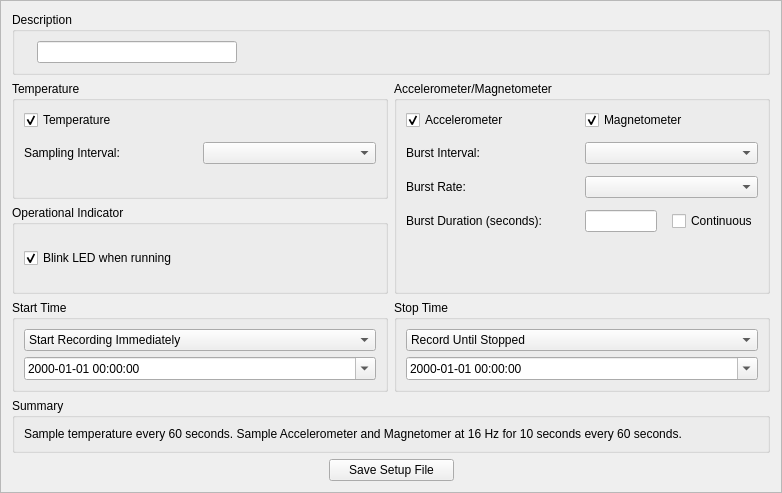
Above: gui/designer_files/setup.ui from LowellInstruments/Domino before the change. Below: the same form after it.
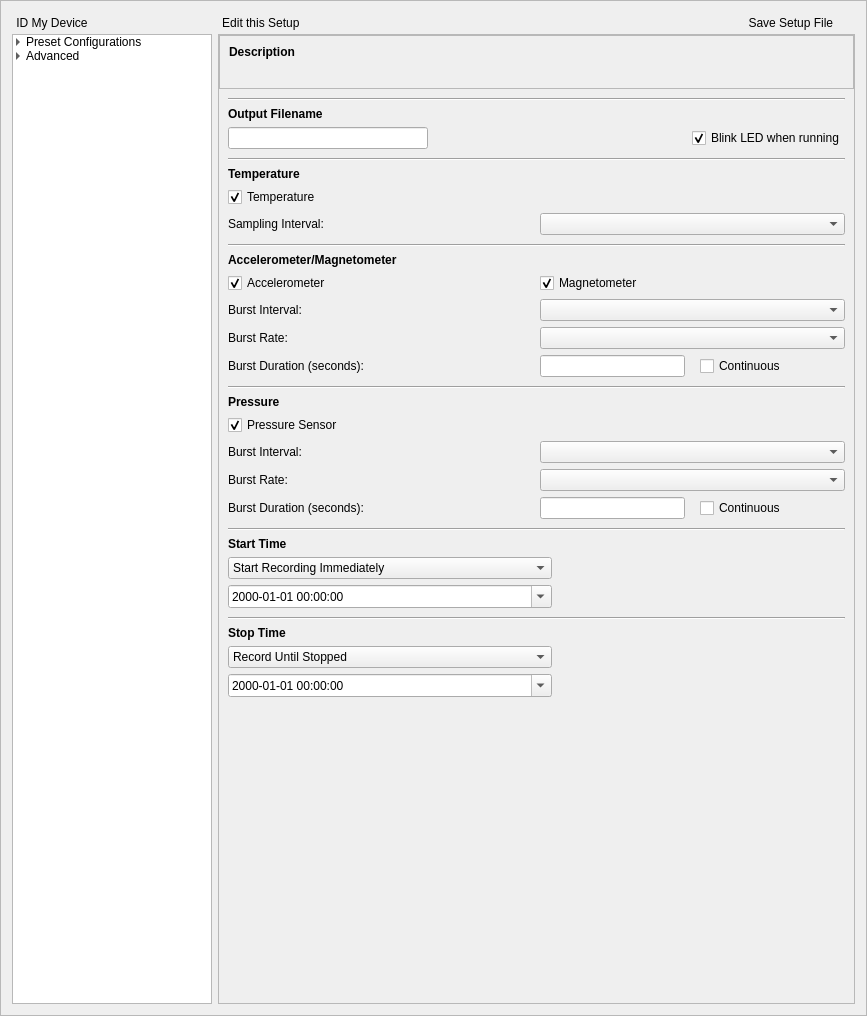
That is the form after the change. Icons and pictures are not drawn.

Commit message: reworks the setup file screen to have a tree on the left side with preset options. Pressure will also be supported

```diff
--- a/gui/designer_files/setup.ui
+++ b/gui/designer_files/setup.ui
@@ -6,8 +6,8 @@
    <rect>
     <x>0</x>
     <y>0</y>
-    <width>782</width>
-    <height>493</height>
+    <width>867</width>
+    <height>1016</height>
    </rect>
   </property>
   <property name="windowTitle">
@@ -19,21 +19,203 @@
   <property name="frameShadow">
    <enum>QFrame::Raised</enum>
   </property>
-  <layout class="QGridLayout" name="gridLayout" rowstretch="2,4,3,2,1,0">
-   <item row="0" column="0" colspan="2">
-    <widget class="QGroupBox" name="groupBox_6">
-     <property name="title">
-      <string>Description</string>
-     </property>
-     <layout class="QHBoxLayout" name="horizontalLayout">
+  <layout class="QGridLayout" name="gridLayout" columnstretch="0,1">
+   <property name="verticalSpacing">
+    <number>0</number>
+   </property>
+   <item row="0" column="0">
+    <layout class="QHBoxLayout" name="horizontalLayout_5" stretch="0,1">
+     <property name="spacing">
+      <number>0</number>
+     </property>
       <item>
-       <widget class="QLabel" name="label_12">
+      <widget class="QPushButton" name="pushButton_scan">
+       <property name="sizePolicy">
+        <sizepolicy hsizetype="Maximum" vsizetype="Fixed">
+         <horstretch>0</horstretch>
+         <verstretch>0</verstretch>
+        </sizepolicy>
+       </property>
         <property name="text">
-         <string/>
-        </property>
+        <string>ID My Device</string>
+       </property>
+       <property name="icon">
+        <iconset resource="icons.qrc">
+         <normaloff>:/icons/icons/search.png</normaloff>:/icons/icons/search.png</iconset>
+       </property>
+       <property name="iconSize">
+        <size>
+         <width>30</width>
+         <height>30</height>
+        </size>
+       </property>
+       <property name="flat">
+        <bool>true</bool>
+       </property>
        </widget>
       </item>
       <item>
+      <spacer name="horizontalSpacer_5">
+       <property name="orientation">
+        <enum>Qt::Horizontal</enum>
+       </property>
+       <property name="sizeType">
+        <enum>QSizePolicy::Preferred</enum>
+       </property>
+      </spacer>
+     </item>
+    </layout>
+   </item>
+   <item row="1" column="0">
+    <widget class="QTreeWidget" name="treeWidget">
+     <property name="sizePolicy">
+      <sizepolicy hsizetype="Fixed" vsizetype="Expanding">
+       <horstretch>0</horstretch>
+       <verstretch>0</verstretch>
+      </sizepolicy>
+     </property>
+     <property name="minimumSize">
+      <size>
+       <width>200</width>
+       <height>0</height>
+      </size>
+     </property>
+     <property name="maximumSize">
+      <size>
+       <width>200</width>
+       <height>16777215</height>
+      </size>
+     </property>
+     <property name="indentation">
+      <number>10</number>
+     </property>
+     <attribute name="headerVisible">
+      <bool>false</bool>
+     </attribute>
+     <column>
+      <property name="text">
+       <string>Column</string>
+      </property>
+     </column>
+     <item>
+      <property name="text">
+       <string>Preset Configurations</string>
+      </property>
+      <item>
+       <property name="text">
+        <string>Current Meter</string>
+       </property>
+       <item>
+        <property name="text">
+         <string>Standard</string>
+        </property>
+       </item>
+       <item>
+        <property name="text">
+         <string>Battery Saver</string>
+        </property>
+       </item>
+       <item>
+        <property name="text">
+         <string>Energetic</string>
+        </property>
+       </item>
+      </item>
+      <item>
+       <property name="text">
+        <string>Current Meter w/ Pressure</string>
+       </property>
+       <item>
+        <property name="text">
+         <string>Standard</string>
+        </property>
+       </item>
+       <item>
+        <property name="text">
+         <string>Battery Saver</string>
+        </property>
+       </item>
+       <item>
+        <property name="text">
+         <string>Pressure Only</string>
+        </property>
+       </item>
+      </item>
+      <item>
+       <property name="text">
+        <string>Data Logger</string>
+       </property>
+       <item>
+        <property name="text">
+         <string>Orientation</string>
+        </property>
+       </item>
+       <item>
+        <property name="text">
+         <string>Drop Detection</string>
+        </property>
+       </item>
+      </item>
+     </item>
+     <item>
+      <property name="text">
+       <string>Advanced</string>
+      </property>
+      <item>
+       <property name="text">
+        <string>New Custom Setup</string>
+       </property>
+      </item>
+     </item>
+    </widget>
+   </item>
+   <item row="1" column="1">
+    <widget class="QScrollArea" name="scrollArea">
+     <property name="widgetResizable">
+      <bool>true</bool>
+     </property>
+     <widget class="QWidget" name="scrollAreaWidgetContents">
+      <property name="geometry">
+       <rect>
+        <x>0</x>
+        <y>0</y>
+        <width>634</width>
+        <height>949</height>
+       </rect>
+      </property>
+      <layout class="QGridLayout" name="gridLayout_10">
+       <property name="leftMargin">
+        <number>0</number>
+       </property>
+       <property name="topMargin">
+        <number>0</number>
+       </property>
+       <property name="rightMargin">
+        <number>0</number>
+       </property>
+       <property name="bottomMargin">
+        <number>0</number>
+       </property>
+       <property name="spacing">
+        <number>0</number>
+       </property>
+       <item row="7" column="1" colspan="2">
+        <spacer name="verticalSpacer">
+         <property name="orientation">
+          <enum>Qt::Vertical</enum>
+         </property>
+         <property name="sizeHint" stdset="0">
+          <size>
+           <width>20</width>
+           <height>40</height>
+          </size>
+         </property>
+        </spacer>
+       </item>
+       <item row="1" column="1" colspan="2">
+        <widget class="QFrame" name="frame_6">
+         <layout class="QGridLayout" name="gridLayout_3">
+          <item row="2" column="0">
        <widget class="QLineEdit" name="lineEdit_file_name">
         <property name="sizePolicy">
          <sizepolicy hsizetype="Fixed" vsizetype="Fixed">
@@ -58,7 +240,7 @@
         </property>
        </widget>
       </item>
-      <item>
+          <item row="2" column="1">
        <spacer name="horizontalSpacer">
         <property name="orientation">
          <enum>Qt::Horizontal</enum>
@@ -71,64 +253,72 @@
         </property>
        </spacer>
       </item>
+          <item row="2" column="2">
+           <widget class="QCheckBox" name="checkBox_led">
+            <property name="text">
+             <string>Blink LED when running</string>
+            </property>
+            <property name="checked">
+             <bool>true</bool>
+            </property>
+           </widget>
+          </item>
+          <item row="1" column="0" colspan="3">
+           <widget class="QLabel" name="label">
+            <property name="font">
+             <font>
+              <weight>75</weight>
+              <bold>true</bold>
+             </font>
+            </property>
+            <property name="text">
+             <string>Output Filename</string>
+            </property>
+           </widget>
+          </item>
+          <item row="0" column="0" colspan="3">
+           <widget class="Line" name="line_5">
+            <property name="orientation">
+             <enum>Qt::Horizontal</enum>
+            </property>
+           </widget>
+          </item>
      </layout>
     </widget>
    </item>
-   <item row="1" column="0">
-    <widget class="QGroupBox" name="groupBox">
-     <property name="title">
-      <string>Temperature</string>
-     </property>
-     <layout class="QGridLayout" name="gridLayout_4" columnstretch="1,1">
-      <property name="verticalSpacing">
-       <number>12</number>
-      </property>
-      <item row="1" column="1">
-       <widget class="QComboBox" name="comboBox_temp_interval"/>
-      </item>
-      <item row="1" column="0">
-       <widget class="QLabel" name="label_5">
-        <property name="text">
-         <string>Sampling Interval:</string>
-        </property>
-        <property name="buddy">
-         <cstring>comboBox_temp_interval</cstring>
-        </property>
-       </widget>
-      </item>
-      <item row="2" column="0">
-       <spacer name="verticalSpacer">
+       <item row="5" column="1" colspan="2">
+        <widget class="QFrame" name="frame_3">
+         <layout class="QGridLayout" name="gridLayout_6" columnstretch="1,1">
+          <property name="topMargin">
+           <number>0</number>
+          </property>
+          <item row="3" column="1">
+           <spacer name="horizontalSpacer_4">
         <property name="orientation">
-         <enum>Qt::Vertical</enum>
+             <enum>Qt::Horizontal</enum>
         </property>
         <property name="sizeHint" stdset="0">
          <size>
-          <width>20</width>
-          <height>40</height>
+              <width>40</width>
+              <height>20</height>
          </size>
         </property>
        </spacer>
       </item>
-      <item row="0" column="0" colspan="2">
-       <widget class="QCheckBox" name="checkBox_temperature">
-        <property name="text">
-         <string>Temperature</string>
-        </property>
-        <property name="checked">
+          <item row="4" column="0">
+           <widget class="QDateTimeEdit" name="dateTimeEdit_start_time">
+            <property name="enabled">
+             <bool>true</bool>
+            </property>
+            <property name="displayFormat">
+             <string>yyyy-MM-dd HH:mm:ss</string>
+            </property>
+            <property name="calendarPopup">
          <bool>true</bool>
         </property>
-       </widget>
-      </item>
-     </layout>
     </widget>
    </item>
    <item row="3" column="0">
-    <widget class="QGroupBox" name="groupBox_3">
-     <property name="title">
-      <string>Start Time</string>
-     </property>
-     <layout class="QGridLayout" name="gridLayout_6">
-      <item row="0" column="0">
        <widget class="QComboBox" name="comboBox_start_time">
         <item>
          <property name="text">
@@ -142,29 +332,36 @@
         </item>
        </widget>
       </item>
-      <item row="1" column="0">
-       <widget class="QDateTimeEdit" name="dateTimeEdit_start_time">
-        <property name="enabled">
-         <bool>true</bool>
-        </property>
-        <property name="displayFormat">
-         <string>yyyy-MM-dd HH:mm:ss</string>
-        </property>
-        <property name="calendarPopup">
-         <bool>true</bool>
+          <item row="2" column="0">
+           <widget class="QLabel" name="label_4">
+            <property name="font">
+             <font>
+              <weight>75</weight>
+              <bold>true</bold>
+             </font>
+            </property>
+            <property name="text">
+             <string>Start Time</string>
+            </property>
+           </widget>
+          </item>
+          <item row="1" column="0" colspan="2">
+           <widget class="Line" name="line_3">
+            <property name="orientation">
+             <enum>Qt::Horizontal</enum>
         </property>
        </widget>
       </item>
      </layout>
     </widget>
    </item>
-   <item row="3" column="1">
-    <widget class="QGroupBox" name="groupBox_4">
-     <property name="title">
-      <string>Stop Time</string>
-     </property>
-     <layout class="QGridLayout" name="gridLayout_7">
-      <item row="0" column="0">
+       <item row="6" column="1" colspan="2">
+        <widget class="QFrame" name="frame_4">
+         <layout class="QGridLayout" name="gridLayout_7" columnstretch="1,1">
+          <property name="topMargin">
+           <number>0</number>
+          </property>
+          <item row="3" column="0">
        <widget class="QComboBox" name="comboBox_end_time">
         <item>
          <property name="text">
@@ -178,7 +375,7 @@
         </item>
        </widget>
       </item>
-      <item row="1" column="0">
+          <item row="4" column="0">
        <widget class="QDateTimeEdit" name="dateTimeEdit_end_time">
         <property name="enabled">
          <bool>true</bool>
@@ -191,38 +388,7 @@
         </property>
        </widget>
       </item>
-     </layout>
-    </widget>
-   </item>
-   <item row="5" column="0" colspan="2">
-    <layout class="QHBoxLayout" name="horizontalLayout_2">
-     <item>
-      <spacer name="horizontalSpacer_2">
-       <property name="orientation">
-        <enum>Qt::Horizontal</enum>
-       </property>
-       <property name="sizeHint" stdset="0">
-        <size>
-         <width>40</width>
-         <height>20</height>
-        </size>
-       </property>
-      </spacer>
-     </item>
-     <item>
-      <widget class="QPushButton" name="pushButton_save">
-       <property name="minimumSize">
-        <size>
-         <width>125</width>
-         <height>0</height>
-        </size>
-       </property>
-       <property name="text">
-        <string>Save Setup File</string>
-       </property>
-      </widget>
-     </item>
-     <item>
+          <item row="4" column="1">
       <spacer name="horizontalSpacer_3">
        <property name="orientation">
         <enum>Qt::Horizontal</enum>
@@ -235,56 +401,220 @@
        </property>
       </spacer>
      </item>
-    </layout>
-   </item>
-   <item row="4" column="0" colspan="2">
-    <widget class="QGroupBox" name="groupBox_5">
-     <property name="title">
-      <string>Summary</string>
-     </property>
-     <layout class="QGridLayout" name="gridLayout_8">
-      <item row="0" column="0">
+          <item row="1" column="0" colspan="2">
+           <widget class="Line" name="line_4">
+            <property name="orientation">
+             <enum>Qt::Horizontal</enum>
+            </property>
+           </widget>
+          </item>
+          <item row="2" column="0" colspan="2">
+           <widget class="QLabel" name="label_9">
+            <property name="font">
+             <font>
+              <weight>75</weight>
+              <bold>true</bold>
+             </font>
+            </property>
+            <property name="text">
+             <string>Stop Time</string>
+            </property>
+           </widget>
+          </item>
+         </layout>
+        </widget>
+       </item>
+       <item row="4" column="1">
+        <widget class="QFrame" name="frame_pressure">
+         <layout class="QGridLayout" name="gridLayout_9" columnstretch="1,1">
+          <property name="topMargin">
+           <number>0</number>
+          </property>
+          <item row="2" column="0" colspan="2">
+           <widget class="Line" name="line_6">
+            <property name="orientation">
+             <enum>Qt::Horizontal</enum>
+            </property>
+           </widget>
+          </item>
+          <item row="5" column="0">
+           <widget class="QCheckBox" name="checkBox_pressure">
+            <property name="text">
+             <string>Pressure Sensor</string>
+            </property>
+            <property name="checked">
+             <bool>true</bool>
+            </property>
+           </widget>
+          </item>
+          <item row="7" column="1">
+           <widget class="QComboBox" name="comboBox_pressure_burst_rate"/>
+          </item>
+          <item row="7" column="0">
+           <widget class="QLabel" name="label_11">
+            <property name="text">
+             <string>Burst Rate:</string>
+            </property>
+           </widget>
+          </item>
+          <item row="8" column="0">
+           <widget class="QLabel" name="label_12">
+            <property name="text">
+             <string>Burst Duration (seconds):</string>
+            </property>
+           </widget>
+          </item>
+          <item row="6" column="0">
+           <widget class="QLabel" name="label_13">
+            <property name="text">
+             <string>Burst Interval:</string>
+            </property>
+           </widget>
+          </item>
+          <item row="6" column="1">
+           <widget class="QComboBox" name="comboBox_pressure_interval"/>
+          </item>
+          <item row="8" column="1">
+           <layout class="QHBoxLayout" name="horizontalLayout_4">
+            <property name="spacing">
+             <number>15</number>
+            </property>
+            <item>
+             <widget class="QLineEdit" name="lineEdit_pressure_burst_duration">
+              <property name="enabled">
+               <bool>true</bool>
+              </property>
+              <property name="sizePolicy">
+               <sizepolicy hsizetype="Preferred" vsizetype="Fixed">
+                <horstretch>0</horstretch>
+                <verstretch>0</verstretch>
+               </sizepolicy>
+              </property>
+             </widget>
+            </item>
+            <item>
+             <widget class="QCheckBox" name="checkBox_continuous_2">
+              <property name="text">
+               <string>Continuous</string>
+              </property>
+             </widget>
+            </item>
+           </layout>
+          </item>
+          <item row="4" column="0">
+           <widget class="QLabel" name="label_14">
+            <property name="font">
+             <font>
+              <weight>75</weight>
+              <bold>true</bold>
+             </font>
+            </property>
+            <property name="text">
+             <string>Pressure</string>
+            </property>
+           </widget>
+          </item>
+         </layout>
+        </widget>
+       </item>
+       <item row="0" column="1">
+        <widget class="QFrame" name="frame_5">
+         <property name="frameShape">
+          <enum>QFrame::StyledPanel</enum>
+         </property>
+         <property name="frameShadow">
+          <enum>QFrame::Raised</enum>
+         </property>
+         <layout class="QGridLayout" name="gridLayout_2">
+          <item row="1" column="0">
        <widget class="QLabel" name="label_description">
         <property name="text">
-         <string>Sample temperature every 60 seconds. Sample Accelerometer and Magnetomer at 16 Hz for 10 seconds every 60 seconds. </string>
+             <string/>
         </property>
         <property name="wordWrap">
          <bool>true</bool>
         </property>
        </widget>
       </item>
+          <item row="0" column="0">
+           <widget class="QLabel" name="label_10">
+            <property name="font">
+             <font>
+              <weight>75</weight>
+              <bold>true</bold>
+             </font>
+            </property>
+            <property name="text">
+             <string>Description</string>
+            </property>
+           </widget>
+          </item>
      </layout>
     </widget>
    </item>
-   <item row="2" column="0">
-    <widget class="QGroupBox" name="groupBox_7">
-     <property name="title">
-      <string>Operational Indicator</string>
-     </property>
-     <layout class="QVBoxLayout" name="verticalLayout">
-      <item>
-       <widget class="QCheckBox" name="checkBox_led">
+       <item row="2" column="1">
+        <widget class="QFrame" name="frame">
+         <layout class="QGridLayout" name="gridLayout_4" columnstretch="1,1">
+          <property name="topMargin">
+           <number>0</number>
+          </property>
+          <item row="4" column="0">
+           <widget class="QLabel" name="label_5">
         <property name="text">
-         <string>Blink LED when running</string>
+             <string>Sampling Interval:</string>
+            </property>
+           </widget>
+          </item>
+          <item row="3" column="0" colspan="2">
+           <widget class="QCheckBox" name="checkBox_temperature">
+            <property name="text">
+             <string>Temperature</string>
         </property>
         <property name="checked">
          <bool>true</bool>
         </property>
        </widget>
       </item>
+          <item row="1" column="0" colspan="2">
+           <widget class="Line" name="line_2">
+            <property name="orientation">
+             <enum>Qt::Horizontal</enum>
+            </property>
+           </widget>
+          </item>
+          <item row="4" column="1">
+           <widget class="QComboBox" name="comboBox_temp_interval"/>
+          </item>
+          <item row="2" column="0" colspan="2">
+           <widget class="QLabel" name="label_2">
+            <property name="font">
+             <font>
+              <weight>75</weight>
+              <bold>true</bold>
+             </font>
+            </property>
+            <property name="text">
+             <string>Temperature</string>
+            </property>
+           </widget>
+          </item>
      </layout>
     </widget>
    </item>
-   <item row="1" column="1" rowspan="2">
-    <widget class="QGroupBox" name="groupBox_2">
-     <property name="title">
-      <string>Accelerometer/Magnetometer</string>
-     </property>
+       <item row="3" column="1" colspan="2">
+        <widget class="QFrame" name="frame_2">
      <layout class="QGridLayout" name="gridLayout_5" columnstretch="1,1">
-      <property name="verticalSpacing">
-       <number>12</number>
-      </property>
-      <item row="0" column="0">
+          <property name="topMargin">
+           <number>0</number>
+          </property>
+          <item row="2" column="0" colspan="2">
+           <widget class="Line" name="line">
+            <property name="orientation">
+             <enum>Qt::Horizontal</enum>
+            </property>
+           </widget>
+          </item>
+          <item row="5" column="0">
        <widget class="QCheckBox" name="checkBox_accelerometer">
         <property name="text">
          <string>Accelerometer</string>
@@ -294,21 +624,31 @@
         </property>
        </widget>
       </item>
-      <item row="2" column="0">
+          <item row="7" column="1">
+           <widget class="QComboBox" name="comboBox_orient_burst_rate"/>
+          </item>
+          <item row="7" column="0">
        <widget class="QLabel" name="label_6">
         <property name="text">
          <string>Burst Rate:</string>
         </property>
        </widget>
       </item>
-      <item row="1" column="0">
+          <item row="8" column="0">
+           <widget class="QLabel" name="label_8">
+            <property name="text">
+             <string>Burst Duration (seconds):</string>
+            </property>
+           </widget>
+          </item>
+          <item row="6" column="0">
        <widget class="QLabel" name="label_7">
         <property name="text">
          <string>Burst Interval:</string>
         </property>
        </widget>
       </item>
-      <item row="0" column="1">
+          <item row="5" column="1">
        <widget class="QCheckBox" name="checkBox_magnetometer">
         <property name="text">
          <string>Magnetometer</string>
@@ -318,33 +658,10 @@
         </property>
        </widget>
       </item>
-      <item row="3" column="0">
-       <widget class="QLabel" name="label_8">
-        <property name="text">
-         <string>Burst Duration (seconds):</string>
-        </property>
-       </widget>
-      </item>
-      <item row="1" column="1">
+          <item row="6" column="1">
        <widget class="QComboBox" name="comboBox_orient_interval"/>
       </item>
-      <item row="2" column="1">
-       <widget class="QComboBox" name="comboBox_orient_burst_rate"/>
-      </item>
-      <item row="5" column="0">
-       <spacer name="verticalSpacer_2">
-        <property name="orientation">
-         <enum>Qt::Vertical</enum>
-        </property>
-        <property name="sizeHint" stdset="0">
-         <size>
-          <width>20</width>
-          <height>40</height>
-         </size>
-        </property>
-       </spacer>
-      </item>
-      <item row="3" column="1">
+          <item row="8" column="1">
        <layout class="QHBoxLayout" name="horizontalLayout_3">
         <property name="spacing">
          <number>15</number>
@@ -371,11 +688,96 @@
         </item>
        </layout>
       </item>
+          <item row="4" column="0">
+           <widget class="QLabel" name="label_3">
+            <property name="font">
+             <font>
+              <weight>75</weight>
+              <bold>true</bold>
+             </font>
+            </property>
+            <property name="text">
+             <string>Accelerometer/Magnetometer</string>
+            </property>
+           </widget>
+          </item>
      </layout>
     </widget>
    </item>
   </layout>
  </widget>
- <resources/>
+    </widget>
+   </item>
+   <item row="0" column="1">
+    <layout class="QHBoxLayout" name="horizontalLayout_2">
+     <property name="spacing">
+      <number>0</number>
+     </property>
+     <item>
+      <widget class="QPushButton" name="pushButton_unlock">
+       <property name="text">
+        <string>Edit this Setup </string>
+       </property>
+       <property name="icon">
+        <iconset resource="icons.qrc">
+         <normaloff>:/icons/icons/edit.png</normaloff>:/icons/icons/edit.png</iconset>
+       </property>
+       <property name="iconSize">
+        <size>
+         <width>30</width>
+         <height>30</height>
+        </size>
+       </property>
+       <property name="flat">
+        <bool>true</bool>
+       </property>
+      </widget>
+     </item>
+     <item>
+      <spacer name="horizontalSpacer_2">
+       <property name="orientation">
+        <enum>Qt::Horizontal</enum>
+       </property>
+       <property name="sizeHint" stdset="0">
+        <size>
+         <width>40</width>
+         <height>20</height>
+        </size>
+       </property>
+      </spacer>
+     </item>
+     <item>
+      <widget class="QPushButton" name="pushButton_save">
+       <property name="minimumSize">
+        <size>
+         <width>125</width>
+         <height>0</height>
+        </size>
+       </property>
+       <property name="text">
+        <string>Save Setup File </string>
+       </property>
+       <property name="icon">
+        <iconset resource="icons.qrc">
+         <normaloff>:/icons/icons/save.png</normaloff>:/icons/icons/save.png</iconset>
+       </property>
+       <property name="iconSize">
+        <size>
+         <width>30</width>
+         <height>30</height>
+        </size>
+       </property>
+       <property name="flat">
+        <bool>true</bool>
+       </property>
+      </widget>
+     </item>
+    </layout>
+   </item>
+  </layout>
+ </widget>
+ <resources>
+  <include location="icons.qrc"/>
+ </resources>
  <connections/>
 </ui>
```
Left out of the diff: 2 changed lines with no effect on the pictures. Lines whose indentation alone changed are shown as unchanged. The commit also changes 9 other files.
